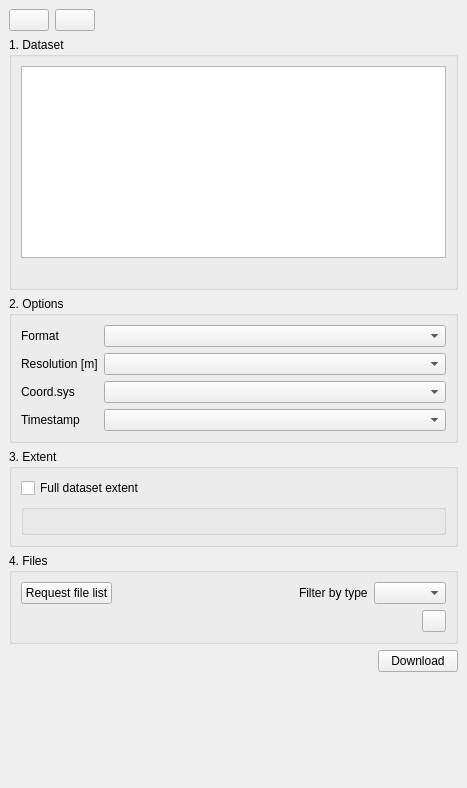
Qt form ui/sgd_dockwidget_base.ui (piMoll/swissgeodownloader) before a commit.
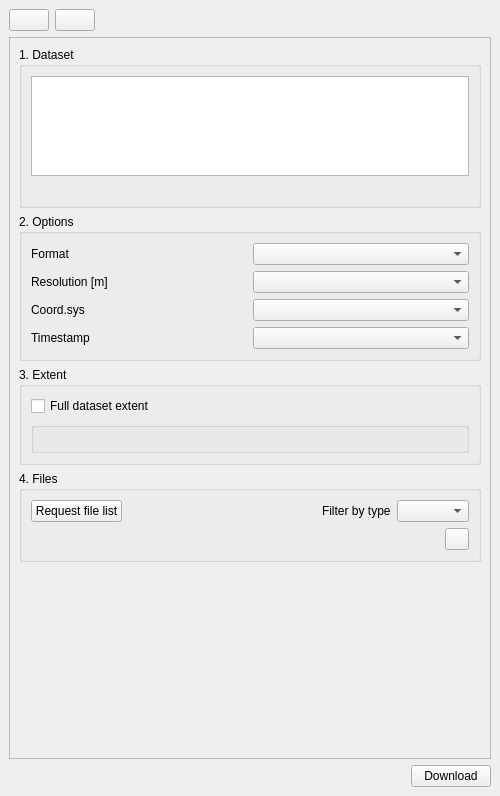
The same form after that commit. Icons and pictures are not drawn. Custom widgets are drawn as their Qt base class.

Commit message: Improve layout for small displays, add scrollbar.

What changed in the file:
```diff
--- a/ui/sgd_dockwidget_base.ui
+++ b/ui/sgd_dockwidget_base.ui
@@ -6,46 +6,99 @@
    <rect>
     <x>0</x>
     <y>0</y>
-    <width>467</width>
-    <height>788</height>
+    <width>500</width>
+    <height>796</height>
    </rect>
   </property>
+  <property name="minimumSize">
+   <size>
+    <width>500</width>
+    <height>178</height>
+   </size>
+  </property>
+  <property name="allowedAreas">
+   <set>Qt::LeftDockWidgetArea|Qt::RightDockWidgetArea</set>
+  </property>
   <property name="windowTitle">
    <string>Swiss Geo Downloader</string>
   </property>
   <widget class="QWidget" name="dockWidgetContents">
    <layout class="QGridLayout" name="gridLayout">
     <item row="3" column="0">
-     <spacer name="verticalSpacer">
+     <layout class="QHBoxLayout" name="horizontalLayout">
+      <item>
+       <spacer name="horizontalSpacer">
       <property name="orientation">
-       <enum>Qt::Vertical</enum>
+         <enum>Qt::Horizontal</enum>
       </property>
       <property name="sizeHint" stdset="0">
        <size>
-        <width>20</width>
-        <height>40</height>
+          <width>40</width>
+          <height>20</height>
        </size>
       </property>
      </spacer>
     </item>
+      <item>
+       <widget class="QPushButton" name="guiDownloadBtn">
+        <property name="toolTip">
+         <string>Download list of files</string>
+        </property>
+        <property name="text">
+         <string>Download</string>
+        </property>
+       </widget>
+      </item>
+     </layout>
+    </item>
     <item row="2" column="0">
+     <widget class="QScrollArea" name="scrollArea">
+      <property name="sizePolicy">
+       <sizepolicy hsizetype="Minimum" vsizetype="Expanding">
+        <horstretch>0</horstretch>
+        <verstretch>0</verstretch>
+       </sizepolicy>
+      </property>
+      <property name="minimumSize">
+       <size>
+        <width>200</width>
+        <height>0</height>
+       </size>
+      </property>
+      <property name="horizontalScrollBarPolicy">
+       <enum>Qt::ScrollBarAsNeeded</enum>
+      </property>
+      <property name="sizeAdjustPolicy">
+       <enum>QAbstractScrollArea::AdjustToContents</enum>
+      </property>
+      <property name="widgetResizable">
+       <bool>true</bool>
+      </property>
+      <property name="alignment">
+       <set>Qt::AlignLeading|Qt::AlignLeft|Qt::AlignVCenter</set>
+      </property>
+      <widget class="QWidget" name="scrollAreaWidgetContents">
+       <property name="geometry">
+        <rect>
+         <x>0</x>
+         <y>0</y>
+         <width>480</width>
+         <height>692</height>
+        </rect>
+       </property>
+       <layout class="QVBoxLayout" name="verticalLayout_5">
+        <item>
      <layout class="QVBoxLayout" name="verticalLayout">
       <item>
-       <widget class="QGroupBox" name="guiGroupSearch">
-        <property name="font">
-         <font>
-          <weight>50</weight>
-          <bold>false</bold>
-         </font>
-        </property>
+           <widget class="QgsCollapsibleGroupBox" name="guiGroupDataset">
         <property name="title">
          <string>1. Dataset</string>
         </property>
-        <layout class="QVBoxLayout" name="verticalLayout_3">
+            <layout class="QVBoxLayout" name="verticalLayout_2">
          <item>
           <widget class="QListWidget" name="guiDatasetList">
            <property name="sizePolicy">
-            <sizepolicy hsizetype="Expanding" vsizetype="Expanding">
+                <sizepolicy hsizetype="Expanding" vsizetype="Maximum">
              <horstretch>0</horstretch>
              <verstretch>0</verstretch>
             </sizepolicy>
@@ -53,15 +106,18 @@
            <property name="minimumSize">
             <size>
              <width>0</width>
-             <height>80</height>
+                 <height>0</height>
             </size>
            </property>
            <property name="maximumSize">
             <size>
              <width>16777215</width>
-             <height>1600</height>
-            </size>
-           </property>
+                 <height>100</height>
+                </size>
+               </property>
+               <property name="sizeAdjustPolicy">
+                <enum>QAbstractScrollArea::AdjustIgnored</enum>
+               </property>
            <property name="alternatingRowColors">
             <bool>false</bool>
            </property>
@@ -78,76 +134,61 @@
        </widget>
       </item>
       <item>
-       <widget class="QGroupBox" name="guiGroupOptions">
-        <property name="enabled">
-         <bool>true</bool>
-        </property>
-        <property name="font">
-         <font>
-          <weight>50</weight>
-          <bold>false</bold>
-         </font>
-        </property>
+           <widget class="QgsCollapsibleGroupBox" name="guiGroupOptions">
         <property name="title">
          <string>2. Options</string>
         </property>
-        <property name="flat">
-         <bool>false</bool>
-        </property>
-        <property name="checkable">
-         <bool>false</bool>
-        </property>
-        <layout class="QFormLayout" name="formLayout">
+            <layout class="QGridLayout" name="gridLayout_2">
+             <item row="1" column="1">
+              <widget class="QComboBox" name="guiResolution">
+               <property name="toolTip">
+                <string>Select resolution (only raster based datasets)</string>
+               </property>
+              </widget>
+             </item>
+             <item row="2" column="0">
+              <widget class="QLabel" name="guiCoordsysL">
+               <property name="text">
+                <string>Coord.sys</string>
+               </property>
+              </widget>
+             </item>
          <item row="1" column="0">
+              <widget class="QLabel" name="guiResolutionL">
+               <property name="text">
+                <string>Resolution [m]</string>
+               </property>
+              </widget>
+             </item>
+             <item row="3" column="0">
+              <widget class="QLabel" name="guiTimestampL">
+               <property name="text">
+                <string>Timestamp</string>
+               </property>
+              </widget>
+             </item>
+             <item row="0" column="0">
           <widget class="QLabel" name="guiFormatL">
            <property name="text">
             <string>Format</string>
            </property>
           </widget>
          </item>
-         <item row="1" column="1">
+             <item row="0" column="1">
           <widget class="QComboBox" name="guiFormat">
            <property name="toolTip">
             <string>Select format</string>
            </property>
           </widget>
          </item>
-         <item row="2" column="0">
-          <widget class="QLabel" name="guiResolutionL">
-           <property name="text">
-            <string>Resolution [m]</string>
-           </property>
-          </widget>
-         </item>
          <item row="2" column="1">
-          <widget class="QComboBox" name="guiResolution">
-           <property name="toolTip">
-            <string>Select resolution (only raster based datasets)</string>
-           </property>
-          </widget>
-         </item>
-         <item row="3" column="0">
-          <widget class="QLabel" name="guiCoordsysL">
-           <property name="text">
-            <string>Coord.sys</string>
-           </property>
-          </widget>
-         </item>
-         <item row="3" column="1">
           <widget class="QComboBox" name="guiCoordsys">
            <property name="toolTip">
             <string>Select coordinate reference system</string>
            </property>
           </widget>
          </item>
-         <item row="4" column="0">
-          <widget class="QLabel" name="guiTimestampL">
-           <property name="text">
-            <string>Timestamp</string>
-           </property>
-          </widget>
-         </item>
-         <item row="4" column="1">
+             <item row="3" column="1">
           <widget class="QComboBox" name="guiTimestamp">
            <property name="toolTip">
             <string>Select timestamp</string>
@@ -162,7 +203,7 @@
         <property name="title">
          <string>3. Extent</string>
         </property>
-        <layout class="QVBoxLayout" name="verticalLayout_2">
+            <layout class="QVBoxLayout" name="verticalLayout_6">
          <item>
           <layout class="QHBoxLayout" name="horizontalLayout_2">
            <item>
@@ -208,7 +249,7 @@
         <property name="title">
          <string>4. Files</string>
         </property>
-        <layout class="QVBoxLayout" name="verticalLayout_4">
+            <layout class="QVBoxLayout" name="verticalLayout_3">
          <item>
           <layout class="QHBoxLayout" name="horizontalLayout_3">
            <item>
@@ -294,33 +335,23 @@
        </widget>
       </item>
       <item>
-       <layout class="QHBoxLayout" name="horizontalLayout">
-        <item>
-         <spacer name="horizontalSpacer">
+           <spacer name="verticalSpacer">
           <property name="orientation">
-           <enum>Qt::Horizontal</enum>
+             <enum>Qt::Vertical</enum>
           </property>
           <property name="sizeHint" stdset="0">
            <size>
-            <width>40</width>
-            <height>20</height>
+              <width>20</width>
+              <height>40</height>
            </size>
           </property>
          </spacer>
         </item>
-        <item>
-         <widget class="QPushButton" name="guiDownloadBtn">
-          <property name="toolTip">
-           <string>Download list of files</string>
-          </property>
-          <property name="text">
-           <string>Download</string>
-          </property>
-         </widget>
-        </item>
        </layout>
       </item>
      </layout>
+      </widget>
+     </widget>
     </item>
     <item row="1" column="0">
      <layout class="QHBoxLayout" name="horizontalLayout_4">
```
Left out of the diff: 4 changed lines with no effect on the pictures. Lines whose indentation alone changed are shown as unchanged. The commit also changes 3 other files.
